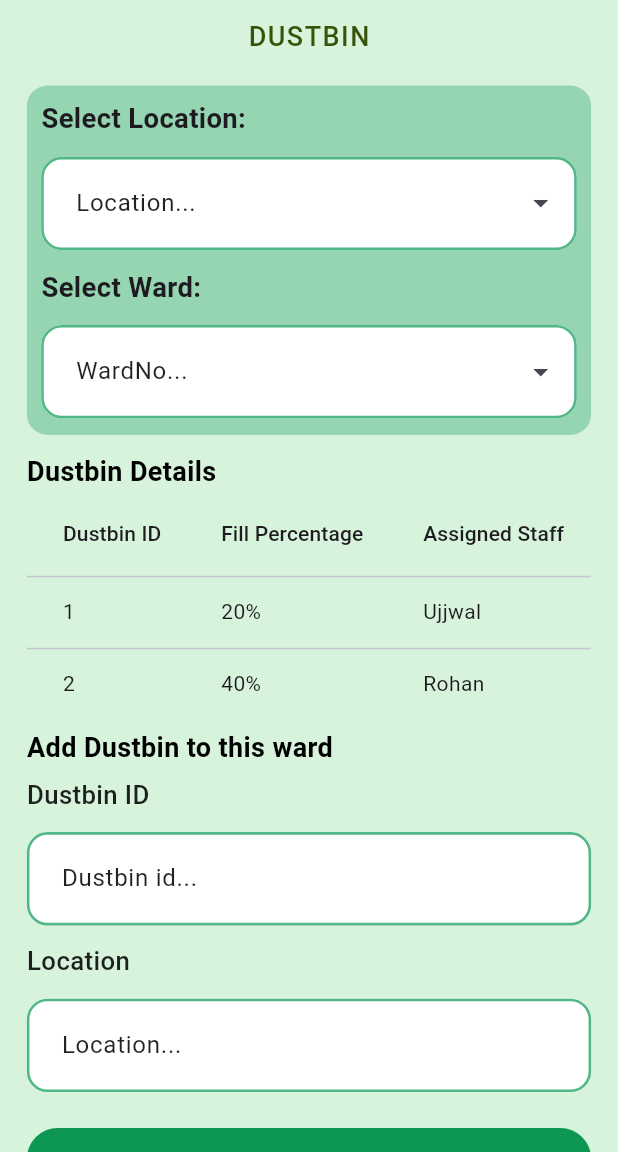
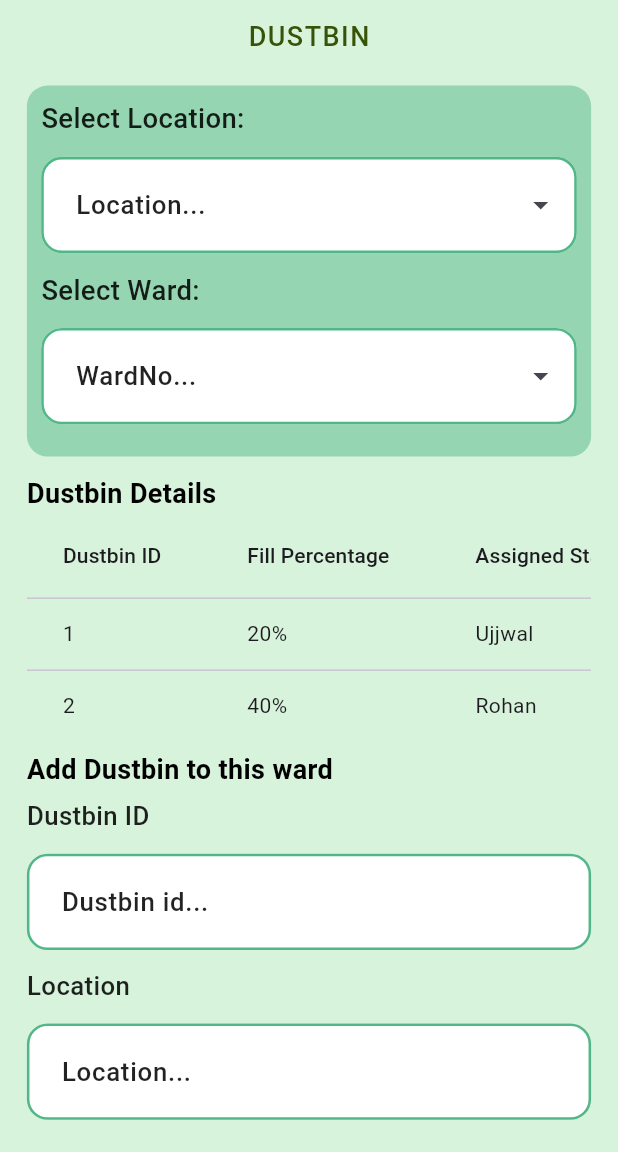
Before and after one commit to Rabin321/Safa-Sahar, a Flutter app: the HomePage screen opened directly, item 3 of the bottom bar chosen, in the side drawer, after a tap on "Settings", on a phone screen of 412 x 824 dp, the part 84-1236 px from its top. Run offline on Flutter 3.47's test engine with Material 3 defaults, Android fonts, the light colour scheme and no system bars; our stand-ins replace dio, flutter_screenutil, flutter_svg, freezed_annotation, google_maps_flutter, motion_toast and 2 more; missing offline and left inert: flutter_polyline_points, responsive_grid_list; accounts and stored records are empty; Roboto replaces fonts that are missing (Outfit).

Commit message:
responsive

```diff
--- a/lib/components/constants.dart
+++ b/lib/components/constants.dart
@@ -7,18 +7,20 @@ const String googleApiKey = "AIzaSyD9GUN6NoQ_ldV5gTWSsKsfAjwJ61Xbq7Q";
 const kBackgroundColor = Color(0xff191720);
 const kTextFieldFill = Color(0xff1E1C24);
 // TextStyles
-const kHeadline = TextStyle(
+var kHeadline = TextStyle(
   color: Colors.black87,
-  fontSize: 16,
+  fontSize: 16.sp,
   fontWeight: FontWeight.w500,
 );
 
-const kBodyText =
-    TextStyle(color: Colors.black87, fontSize: 15, fontWeight: FontWeight.w500);
+var kBodyText = TextStyle(
+    color: Colors.black87, fontSize: 15.sp, fontWeight: FontWeight.w500);
 
-const kButtonText = TextStyle(
+var kBodyText3 = TextStyle(
+    color: Colors.black87, fontSize: 14.sp, fontWeight: FontWeight.w500);
+var kButtonText = TextStyle(
   color: Colors.black87,
-  fontSize: 16,
+  fontSize: 16.sp,
   fontWeight: FontWeight.bold,
 );
 
--- a/lib/presentation/screens/adminside/addDustbin/addDustbin.dart
+++ b/lib/presentation/screens/adminside/addDustbin/addDustbin.dart
@@ -51,8 +51,10 @@ class AdminAddDustbin extends StatelessWidget {
               child: Column(
                 crossAxisAlignment: CrossAxisAlignment.start,
                 children: [
-                  DataTable(
-                      columnSpacing: 40.w,
+                  SingleChildScrollView(
+                    scrollDirection: Axis.horizontal,
+                    child: DataTable(
+                      columnSpacing: 50.w,
                       columns: const [
                         DataColumn(label: Text('Dustbin ID')),
                         DataColumn(label: Text('Fill Percentage')),
@@ -64,7 +66,9 @@ class AdminAddDustbin extends StatelessWidget {
                                 DataCell(Text(staff['fillPercentage'])),
                                 DataCell(Text(staff['assignedStaff'])),
                               ]))
-                          .toList()),
+                          .toList(),
+                    ),
+                  ),
                   Padding(
                     padding: EdgeInsets.symmetric(vertical: 5.h),
                     child:
@@ -106,7 +110,7 @@ Widget buildLocationSelectionWidget({
     child: Column(
       children: [
         Container(
-          height: 195.h,
+          // height: 195.h,
           width: double.infinity,
           decoration: BoxDecoration(
               color: const Color.fromRGBO(82, 183, 136, 0.5),
@@ -116,11 +120,7 @@ Widget buildLocationSelectionWidget({
             child: Column(
               crossAxisAlignment: CrossAxisAlignment.start,
               children: [
-                Text(
-                  "Select Location:",
-                  style:
-                      TextStyle(fontSize: 16.sp, fontWeight: FontWeight.bold),
-                ),
+                Text("Select Location:", style: kHeadline),
                 MyTextField(
                   hintText: 'Location...',
                   controller: locationController,
@@ -135,11 +135,7 @@ Widget buildLocationSelectionWidget({
                   isEditable: false,
                   onChanged: (value) {},
                 ),
-                Text(
-                  "Select Ward:",
-                  style:
-                      TextStyle(fontSize: 16.sp, fontWeight: FontWeight.bold),
-                ),
+                Text("Select Ward:", style: kHeadline),
                 MyTextField(
                   hintText: 'WardNo...',
                   controller: wardnoController,
--- a/lib/presentation/screens/adminside/addstaff/ui/addstaff.dart
+++ b/lib/presentation/screens/adminside/addstaff/ui/addstaff.dart
@@ -107,7 +107,7 @@ Widget buildLocationSelectionWidget({
     child: Column(
       children: [
         Container(
-          height: 195.h,
+          // height: 195.h,
           width: double.infinity,
           decoration: BoxDecoration(
               color: const Color.fromRGBO(82, 183, 136, 0.5),
@@ -117,11 +117,7 @@ Widget buildLocationSelectionWidget({
             child: Column(
               crossAxisAlignment: CrossAxisAlignment.start,
               children: [
-                Text(
-                  "Select Location:",
-                  style:
-                      TextStyle(fontSize: 16.sp, fontWeight: FontWeight.bold),
-                ),
+                Text("Select Location:", style: kHeadline),
                 MyTextField(
                   hintText: 'Location...',
                   controller: locationController,
@@ -136,11 +132,7 @@ Widget buildLocationSelectionWidget({
                   isEditable: false,
                   onChanged: (value) {},
                 ),
-                Text(
-                  "Select Ward:",
-                  style:
-                      TextStyle(fontSize: 16.sp, fontWeight: FontWeight.bold),
-                ),
+                Text("Select Ward:", style: kHeadline),
                 MyTextField(
                   hintText: 'WardNo...',
                   controller: wardnoController,
--- a/lib/presentation/screens/adminside/addstaff/ui/staffform.dart
+++ b/lib/presentation/screens/adminside/addstaff/ui/staffform.dart
@@ -121,10 +121,7 @@ class _CustomAddTextfieldState extends State<CustomAddTextfield> {
       child: Column(
         crossAxisAlignment: CrossAxisAlignment.start,
         children: [
-          Text(
-            widget.name!,
-            style: kBodyText.copyWith(fontSize: 15.sp),
-          ),
+          Text(widget.name!, style: kBodyText),
           MyTextField(
             hintText: widget.hintTextName,
             inputType: TextInputType.text,
--- a/lib/presentation/screens/adminside/admindashboard/ui/admindashboard.dart
+++ b/lib/presentation/screens/adminside/admindashboard/ui/admindashboard.dart
@@ -44,7 +44,7 @@ class AdminDashboard extends StatelessWidget {
             Padding(
               padding: EdgeInsets.symmetric(horizontal: 16.w, vertical: 6.h),
               child: SizedBox(
-                height: 150.h,
+                height: 165.h,
                 width: double.infinity,
                 child: ResponsiveGridList(
                     horizontalGridSpacing: 10.w,
@@ -66,7 +66,7 @@ class AdminDashboard extends StatelessWidget {
               padding:
                   EdgeInsets.symmetric(horizontal: 16.w).copyWith(top: 5.h),
               child: Container(
-                height: 160.h,
+                height: 200.h,
                 width: double.infinity,
                 decoration: BoxDecoration(
                   color: Colors.white,
@@ -81,11 +81,7 @@ class AdminDashboard extends StatelessWidget {
                       children: [
                         Padding(
                           padding: EdgeInsets.only(top: 6.h),
-                          child: Text(
-                            "STAFFS",
-                            style: TextStyle(
-                                fontSize: 14.sp, fontWeight: FontWeight.w500),
-                          ),
+                          child: Text("STAFFS", style: kBodyText),
                         ),
                       ],
                     ),
@@ -101,6 +97,9 @@ class AdminDashboard extends StatelessWidget {
                   ],
                 ),
               ),
+            ),
+            SizedBox(
+              height: 10.h,
             )
           ],
         ),
--- a/lib/presentation/screens/adminside/admindashboard/widgets/activeuser_widget.dart
+++ b/lib/presentation/screens/adminside/admindashboard/widgets/activeuser_widget.dart
@@ -1,34 +1,31 @@
+import 'package:finalyear/components/constants.dart';
 import 'package:flutter/material.dart';
 import 'package:flutter_screenutil/flutter_screenutil.dart';
 
 Widget buildActiveUsersWidget(String activeUsersText, int totalUsers) {
   return Padding(
-    padding: EdgeInsets.symmetric(horizontal: 14.w),
+    padding: EdgeInsets.symmetric(horizontal: 14.w, vertical: 5.h),
     child: Container(
-      height: 35.h,
+      height: 45.h,
       decoration: BoxDecoration(
         color: const Color(0xFFD9D9D9),
         borderRadius: BorderRadius.circular(45.r),
       ),
       child: Padding(
-        padding: EdgeInsets.all(10.w),
+        padding: EdgeInsets.only(left: 10.w, right: 10.w),
         child: Row(
           mainAxisAlignment: MainAxisAlignment.spaceBetween,
           children: [
-            Text(
-              activeUsersText,
-              style: const TextStyle(
-                color: Color(0xFF003E1F),
-                fontWeight: FontWeight.w500,
-              ),
-            ),
-            Text(
-              "TOTAL: $totalUsers",
-              style: const TextStyle(
-                color: Color(0xFF003E1F),
-                fontWeight: FontWeight.w500,
-              ),
-            )
+            Text(activeUsersText,
+                style: kBodyText3.copyWith(
+                  color: Color(0xFF003E1F),
+                  fontWeight: FontWeight.w500,
+                )),
+            Text("TOTAL: $totalUsers",
+                style: kBodyText3.copyWith(
+                  color: Color(0xFF003E1F),
+                  fontWeight: FontWeight.w500,
+                ))
           ],
         ),
       ),
--- a/lib/presentation/screens/adminside/admindashboard/widgets/dustbinnumber.dart
+++ b/lib/presentation/screens/adminside/admindashboard/widgets/dustbinnumber.dart
@@ -1,38 +1,45 @@
 import 'package:flutter/material.dart';
 import 'package:flutter_screenutil/flutter_screenutil.dart';
 
-Widget builddustbinbox(
-    {required String title, required VoidCallback onPressed}) {
-  return GestureDetector(
-    onTap: onPressed,
-    child: Container(
-      height: 60.h,
+Widget builddustbinbox({
+  required String title,
+  required VoidCallback onPressed,
+}) {
+  return Container(
+    height: 65.h,
     width: double.infinity,
     decoration: BoxDecoration(
       borderRadius: BorderRadius.all(Radius.circular(15.r)),
       color: const Color(0xFF52B788),
     ),
+    child: Material(
+      color: Colors.transparent,
+      child: InkWell(
+        onTap: onPressed,
         child: Padding(
-        padding: EdgeInsets.all(10.h),
+          padding: EdgeInsets.all(10.w), // Adjust padding as needed
           child: Column(
-          crossAxisAlignment: CrossAxisAlignment.start,
+            crossAxisAlignment: CrossAxisAlignment.center,
             children: [
-            Padding(
-              padding: EdgeInsets.only(bottom: 3.h),
+              Expanded(
                 child: Text(
                   title,
                   overflow: TextOverflow.ellipsis,
                   maxLines: 1,
-                style: TextStyle(fontSize: 14.sp, fontWeight: FontWeight.w500),
+                  style: TextStyle(
+                    fontSize: 14.sp, // Use scaled font size
+                    fontWeight: FontWeight.w500,
+                  ),
                 ),
               ),
               Text(
                 'Total: ',
-              style: TextStyle(fontSize: 12.sp),
+                style: TextStyle(fontSize: 12.sp), // Use scaled font size
               )
             ],
           ),
         ),
       ),
+    ),
   );
 }
--- a/lib/presentation/screens/forgotPassword/forgotPassword.dart
+++ b/lib/presentation/screens/forgotPassword/forgotPassword.dart
@@ -42,11 +42,15 @@ class _ForgotPasswordScreenState extends State<ForgotPasswordScreen> {
         }));
       } else {
         MotionToast.error(
+                height: 50.h,
+                animationDuration: const Duration(milliseconds: 300),
                 description: const Text("Please provide a valid email"))
             .show(context);
       }
     } catch (e) {
       MotionToast.error(
+        height: 50.h,
+        animationDuration: const Duration(milliseconds: 300),
         description: Text("Error:${e.toString()}"),
       ).show(context);
     }
--- a/lib/widgets/my_password_field.dart
+++ b/lib/widgets/my_password_field.dart
@@ -82,7 +82,7 @@ class MyPasswordField extends StatelessWidget {
       child: TextFormField(
         key: key, // Assign the provided key
         style: kBodyText.copyWith(),
-        obscureText: !isPasswordVisible, // Invert obscureText value
+        obscureText: isPasswordVisible, // Invert obscureText value
         keyboardType: TextInputType.text,
         decoration: InputDecoration(
           filled: true,
--- a/lib/widgets/my_text_button.dart
+++ b/lib/widgets/my_text_button.dart
@@ -36,7 +36,9 @@ class MyTextButton extends StatelessWidget {
         onPressed: onPressed, // Assigning the onPressed callback
         child: Text(
           buttonName,
-          style: kButtonText.copyWith(color: textColor, fontSize: 16.sp),
+          style: kBodyText.copyWith(
+            color: textColor,
+          ),
         ),
       ),
     );
--- a/lib/widgets/my_text_field.dart
+++ b/lib/widgets/my_text_field.dart
@@ -1,3 +1,4 @@
+import 'package:finalyear/components/constants.dart';
 import 'package:flutter/material.dart';
 import 'package:flutter_screenutil/flutter_screenutil.dart';
 
@@ -45,7 +46,7 @@ class MyTextField extends StatelessWidget {
               filled: true,
               contentPadding: EdgeInsets.all(16.h),
               hintText: hintText,
-              hintStyle: TextStyle(color: Colors.black87, fontSize: 14.sp),
+              hintStyle: kBodyText,
               enabledBorder: OutlineInputBorder(
                 borderSide: BorderSide(
                   color: const Color.fromRGBO(82, 183, 136, 2),
```
Also changed, not shown: lib/presentation/screens/adminside/adminNotification/adminNotification.dart (+3 -7 lines), lib/presentation/screens/login/signin_page.dart (+13 -15 lines), lib/presentation/screens/signup/signup.dart (+13 -8 lines). Lines whose indentation alone changed are shown as unchanged.
